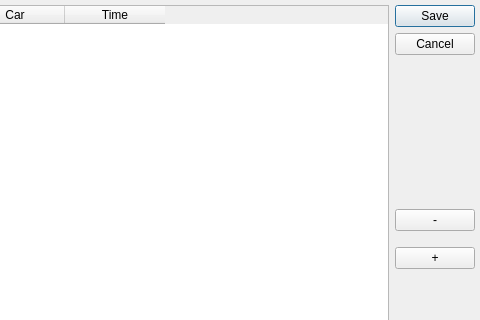
Above: Ui/AoRGhostRemover.ui from burninrubber0/AoRGhostManager before the change; both pictures show x 241 to 721 and y 0 to 320 of the 721 by 421 pixel window. Below: the same form after it.
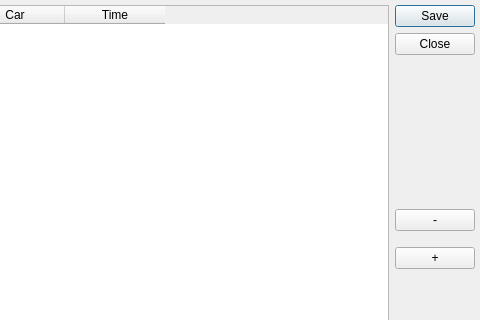
That is the form after the change. Icons and pictures are not drawn.

What changed in the file:
```diff
--- a/Ui/AoRGhostRemover.ui
+++ b/Ui/AoRGhostRemover.ui
@@ -72,7 +72,7 @@
      <item>
       <widget class="QPushButton" name="btnCancel">
        <property name="text">
-        <string>Cancel</string>
+        <string>Close</string>
        </property>
       </widget>
      </item>
```
Left out of the diff: 2 changed lines with no effect on the pictures.
